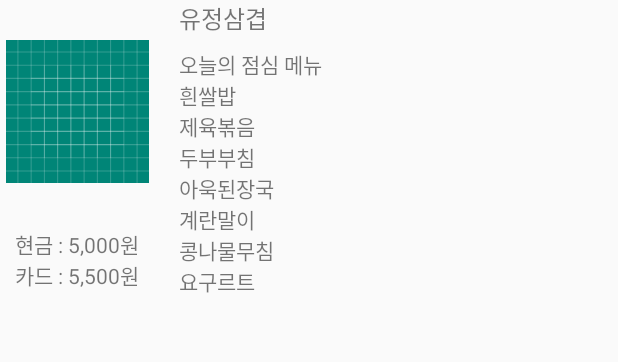
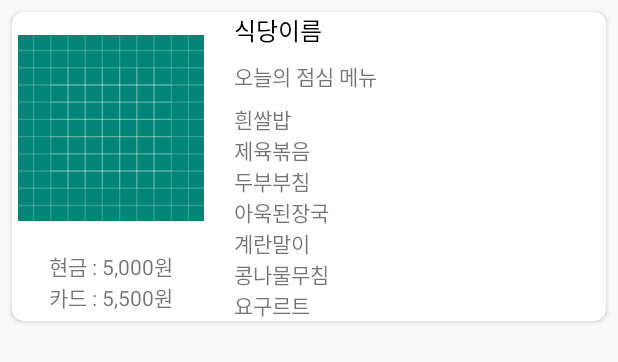
Before and after one commit to pleasantlife/Lunchofseolleung, an Android app: the layout item_store_list.xml on its own in the app's theme, with its tools: preview values and no code run, on a phone screen of 412 x 824 dp. Shown: the top 362 px of the screen. Run offline under Robolectric (Android 15) with nearby library versions, the phone set to English and light mode, and no system bars.

```diff
--- a/app/build.gradle
+++ b/app/build.gradle
@@ -35,6 +35,7 @@ dependencies {
     implementation 'androidx.recyclerview:recyclerview:1.0.0'
     implementation 'com.google.firebase:firebase-core:16.0.8'
     implementation 'com.google.firebase:firebase-firestore:20.1.0'
+    implementation 'androidx.cardview:cardview:1.0.0'
 }
 
 apply plugin: 'com.google.gms.google-services'
--- a/app/src/main/res/layout/item_store_list.xml
+++ b/app/src/main/res/layout/item_store_list.xml
@@ -1,15 +1,23 @@
 <?xml version="1.0" encoding="utf-8"?>
-<LinearLayout xmlns:android="http://schemas.android.com/apk/res/android"
+<androidx.cardview.widget.CardView
+        xmlns:android="http://schemas.android.com/apk/res/android"
+        xmlns:app="http://schemas.android.com/apk/res-auto"
+        android:layout_width="match_parent"
+        android:layout_height="wrap_content"
+        android:layout_margin="8dp"
+        app:cardCornerRadius="8dp">
+
+
+<LinearLayout
               android:id="@+id/storeItemLinear"
               android:orientation="horizontal"
               android:layout_width="match_parent"
-              android:layout_height="wrap_content"
-              android:layout_marginBottom="16dp">
+              android:layout_height="wrap_content">
 
     <LinearLayout android:layout_width="match_parent"
                   android:layout_height="match_parent"
                   android:orientation="vertical"
-    android:layout_weight="3">
+    android:layout_weight="2">
 
         <ImageView
                 android:id="@+id/storeItemImageView"
@@ -17,7 +25,8 @@
                 android:layout_height="match_parent"
                 android:padding="4dp"
                 android:src="@drawable/ic_launcher_background"
-                android:layout_weight="1"/>
+                android:layout_weight="1"
+        android:transitionName="storeMainImage"/>
 
         <TextView
                 android:id="@+id/storeItemPriceTxtView"
@@ -29,7 +38,6 @@
 
 
     </LinearLayout>
-
 
 
 
@@ -45,11 +53,13 @@
                 android:layout_width="match_parent"
                 android:layout_height="wrap_content"
                 android:layout_marginBottom="8dp"
-                android:text="유정삼겹"
+                android:text="식당이름"
+                android:textColor="#000000"
         android:textSize="16dp"/>
 
         <TextView android:layout_width="match_parent" android:layout_height="wrap_content"
-        android:text="오늘의 점심 메뉴"/>
+        android:text="오늘의 점심 메뉴"
+        android:layout_marginBottom="8dp"/>
 
         <TextView
                 android:id="@+id/storeItemMenuTxtView"
@@ -59,3 +69,4 @@
     </LinearLayout>
 
 </LinearLayout>
+</androidx.cardview.widget.CardView>
```
Also changed, not shown: app/src/main/java/com/gandan/lunchofseolleung/StoreListRecyclerAdapter.kt (+16 -5 lines), app/src/main/res/layout/activity_main.xml (+10 -4 lines), app/src/main/res/layout/activity_store_detail.xml (+9 -0 lines).
